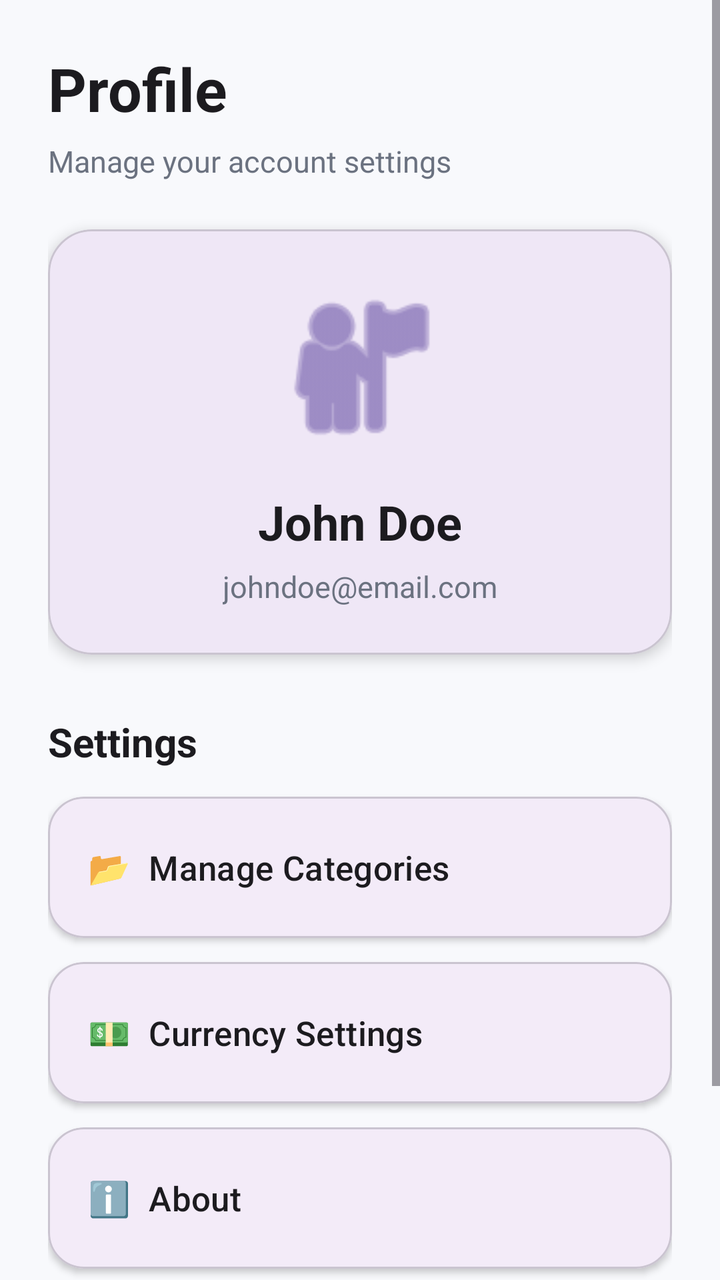
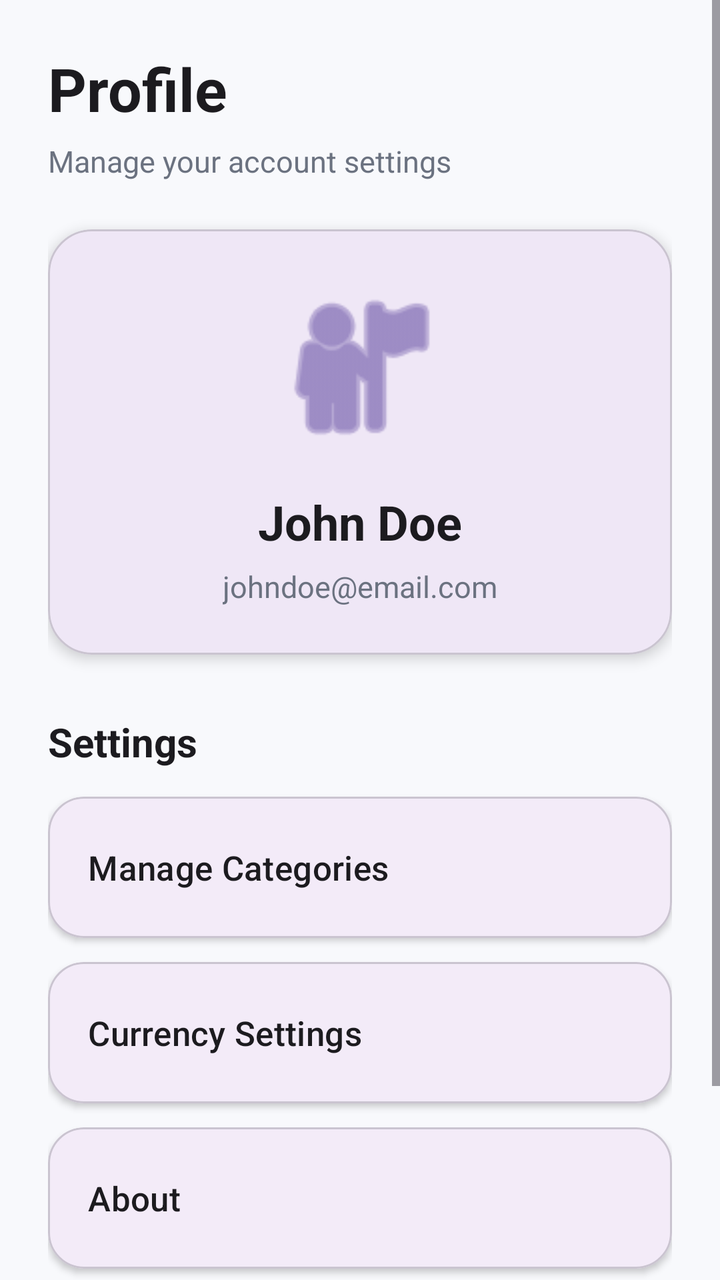

Before-and-after screenshots of an Android layout around one commit, followed by the original layout XML and the change that was made.
<!-- AndroidManifest.xml: application theme Theme.MOBDEVE_MCO -->
<!-- res/layout/profile_activity.xml -->
<?xml version="1.0" encoding="utf-8"?>
<ScrollView xmlns:android="http://schemas.android.com/apk/res/android"
    xmlns:app="http://schemas.android.com/apk/res-auto"
    android:layout_width="match_parent"
    android:layout_height="match_parent"
    android:background="#F8F9FC">

    <LinearLayout
        android:layout_width="match_parent"
        android:layout_height="wrap_content"
        android:orientation="vertical"
        android:padding="24dp">

        

        <TextView
            android:layout_width="wrap_content"
            android:layout_height="wrap_content"
            android:text="Profile"
            android:textSize="30sp"
            android:textStyle="bold"
            android:textColor="#1C1B1F"/>

        <TextView
            android:layout_width="wrap_content"
            android:layout_height="wrap_content"
            android:text="Manage your account settings"
            android:textColor="#6B7280"
            android:textSize="15sp"
            android:layout_marginTop="6dp"
            android:layout_marginBottom="24dp"/>

        

        <com.google.android.material.card.MaterialCardView
            android:layout_width="match_parent"
            android:layout_height="wrap_content"
            app:cardCornerRadius="22dp"
            app:cardElevation="4dp">

            <LinearLayout
                android:layout_width="match_parent"
                android:layout_height="wrap_content"
                android:orientation="vertical"
                android:gravity="center"
                android:padding="24dp">

                <ImageView
                    android:layout_width="90dp"
                    android:layout_height="90dp"
                    android:src="@android:drawable/ic_menu_myplaces"
                    android:tint="#6750A4"/>

                <TextView
                    android:layout_width="wrap_content"
                    android:layout_height="wrap_content"
                    android:text="John Doe"
                    android:textSize="24sp"
                    android:textStyle="bold"
                    android:textColor="#1C1B1F"
                    android:layout_marginTop="16dp"/>

                <TextView
                    android:layout_width="wrap_content"
                    android:layout_height="wrap_content"
                    android:text="johndoe@email.com"
                    android:textColor="#6B7280"
                    android:textSize="15sp"
                    android:layout_marginTop="6dp"/>

            </LinearLayout>

        </com.google.android.material.card.MaterialCardView>

        

        <TextView
            android:layout_width="wrap_content"
            android:layout_height="wrap_content"
            android:text="Settings"
            android:textSize="20sp"
            android:textStyle="bold"
            android:textColor="#1C1B1F"
            android:layout_marginTop="30dp"
            android:layout_marginBottom="14dp"/>

        

        <com.google.android.material.card.MaterialCardView
            android:layout_width="match_parent"
            android:layout_height="wrap_content"
            android:layout_marginBottom="12dp"
            app:cardCornerRadius="18dp"
            app:cardElevation="2dp">

            <Button
                android:id="@+id/btnManageCategories"
                android:layout_width="match_parent"
                android:layout_height="wrap_content"
                android:background="@android:color/transparent"
                android:text="📂  Manage Categories"
                android:textAllCaps="false"
                android:textColor="#1C1B1F"
                android:textSize="17sp"
                android:gravity="start|center_vertical"
                android:padding="20dp"/>

        </com.google.android.material.card.MaterialCardView>

        

        <com.google.android.material.card.MaterialCardView
            android:layout_width="match_parent"
            android:layout_height="wrap_content"
            android:layout_marginBottom="12dp"
            app:cardCornerRadius="18dp"
            app:cardElevation="2dp">

            <Button
                android:id="@+id/btnCurrency"
                android:layout_width="match_parent"
                android:layout_height="wrap_content"
                android:background="@android:color/transparent"
                android:text="💵  Currency Settings"
                android:textAllCaps="false"
                android:textColor="#1C1B1F"
                android:textSize="17sp"
                android:gravity="start|center_vertical"
                android:padding="20dp"/>

        </com.google.android.material.card.MaterialCardView>

        

        <com.google.android.material.card.MaterialCardView
            android:layout_width="match_parent"
            android:layout_height="wrap_content"
            android:layout_marginBottom="12dp"
            app:cardCornerRadius="18dp"
            app:cardElevation="2dp">

            <Button
                android:id="@+id/btnAbout"
                android:layout_width="match_parent"
                android:layout_height="wrap_content"
                android:background="@android:color/transparent"
                android:text="ℹ️  About"
                android:textAllCaps="false"
                android:textColor="#1C1B1F"
                android:textSize="17sp"
                android:gravity="start|center_vertical"
                android:padding="20dp"/>

        </com.google.android.material.card.MaterialCardView>

        

        <com.google.android.material.button.MaterialButton
            android:id="@+id/btnLogout"
            android:layout_width="match_parent"
            android:layout_height="56dp"
            android:layout_marginTop="28dp"
            android:text="Log Out"
            android:textAllCaps="false"
            android:textSize="16sp"
            app:cornerRadius="18dp"
            app:backgroundTint="#E53935"/>

    </LinearLayout>

</ScrollView>
<!-- resources referenced by this layout -->
<resources>
  <style name="Theme.MOBDEVE_MCO" parent="Base.Theme.MOBDEVE_MCO" />
  <style name="Base.Theme.MOBDEVE_MCO" parent="Theme.Material3.DayNight.NoActionBar">
          
          
      </style>
</resources>

<!-- the commit's change to res/layout/profile_activity.xml (unified diff, before → after) -->
@@ -3,7 +3,7 @@
     xmlns:app="http://schemas.android.com/apk/res-auto"
     android:layout_width="match_parent"
     android:layout_height="match_parent"
-    android:background="#F8F9FC">
+    android:background="@color/background">
 
     <LinearLayout
         android:layout_width="match_parent"
@@ -11,27 +11,24 @@
         android:orientation="vertical"
         android:padding="24dp">
 
-        
+        <TextView
+            android:layout_width="wrap_content"
+            android:layout_height="wrap_content"
+            android:text="Profile"
+            android:textColor="@color/textPrimary"
+            android:textSize="30sp"
+            android:textStyle="bold" />
 
         <TextView
             android:layout_width="wrap_content"
             android:layout_height="wrap_content"
-            android:text="Profile"
-            android:textSize="30sp"
-            android:textStyle="bold"
-            android:textColor="#1C1B1F"/>
-
-        <TextView
-            android:layout_width="wrap_content"
-            android:layout_height="wrap_content"
+            android:layout_marginTop="6dp"
+            android:layout_marginBottom="24dp"
             android:text="Manage your account settings"
-            android:textColor="#6B7280"
-            android:textSize="15sp"
-            android:layout_marginTop="6dp"
-            android:layout_marginBottom="24dp"/>
+            android:textColor="@color/textSecondary"
+            android:textSize="15sp" />
 
         
-
         <com.google.android.material.card.MaterialCardView
             android:layout_width="match_parent"
             android:layout_height="wrap_content"
@@ -41,51 +38,46 @@
             <LinearLayout
                 android:layout_width="match_parent"
                 android:layout_height="wrap_content"
+                android:gravity="center"
                 android:orientation="vertical"
-                android:gravity="center"
                 android:padding="24dp">
 
                 <ImageView
                     android:layout_width="90dp"
                     android:layout_height="90dp"
                     android:src="@android:drawable/ic_menu_myplaces"
-                    android:tint="#6750A4"/>
+                    android:tint="@color/primary" />
 
                 <TextView
                     android:layout_width="wrap_content"
                     android:layout_height="wrap_content"
+                    android:layout_marginTop="16dp"
                     android:text="John Doe"
+                    android:textColor="@color/textPrimary"
                     android:textSize="24sp"
-                    android:textStyle="bold"
-                    android:textColor="#1C1B1F"
-                    android:layout_marginTop="16dp"/>
+                    android:textStyle="bold" />
 
                 <TextView
                     android:layout_width="wrap_content"
                     android:layout_height="wrap_content"
+                    android:layout_marginTop="6dp"
                     android:text="johndoe@email.com"
-                    android:textColor="#6B7280"
-                    android:textSize="15sp"
-                    android:layout_marginTop="6dp"/>
-
+                    android:textColor="@color/textSecondary"
+                    android:textSize="15sp" />
             </LinearLayout>
-
         </com.google.android.material.card.MaterialCardView>
-
-        
 
         <TextView
             android:layout_width="wrap_content"
             android:layout_height="wrap_content"
+            android:layout_marginTop="30dp"
+            android:layout_marginBottom="14dp"
             android:text="Settings"
+            android:textColor="@color/textPrimary"
             android:textSize="20sp"
-            android:textStyle="bold"
-            android:textColor="#1C1B1F"
-            android:layout_marginTop="30dp"
-            android:layout_marginBottom="14dp"/>
+            android:textStyle="bold" />
 
         
-
         <com.google.android.material.card.MaterialCardView
             android:layout_width="match_parent"
             android:layout_height="wrap_content"
@@ -98,16 +90,13 @@
                 android:layout_width="match_parent"
                 android:layout_height="wrap_content"
                 android:background="@android:color/transparent"
-                android:text="📂  Manage Categories"
+                android:gravity="start|center_vertical"
+                android:padding="20dp"
+                android:text="Manage Categories"
                 android:textAllCaps="false"
-                android:textColor="#1C1B1F"
-                android:textSize="17sp"
-                android:gravity="start|center_vertical"
-                android:padding="20dp"/>
-
+                android:textColor="@color/textPrimary"
+                android:textSize="17sp" />
         </com.google.android.material.card.MaterialCardView>
-
-        
 
         <com.google.android.material.card.MaterialCardView
             android:layout_width="match_parent"
@@ -121,16 +110,13 @@
                 android:layout_width="match_parent"
                 android:layout_height="wrap_content"
                 android:background="@android:color/transparent"
-                android:text="💵  Currency Settings"
+                android:gravity="start|center_vertical"
+                android:padding="20dp"
+                android:text="Currency Settings"
                 android:textAllCaps="false"
-                android:textColor="#1C1B1F"
-                android:textSize="17sp"
-                android:gravity="start|center_vertical"
-                android:padding="20dp"/>
-
+                android:textColor="@color/textPrimary"
+                android:textSize="17sp" />
         </com.google.android.material.card.MaterialCardView>
-
-        
 
         <com.google.android.material.card.MaterialCardView
             android:layout_width="match_parent"
@@ -144,16 +130,13 @@
                 android:layout_width="match_parent"
                 android:layout_height="wrap_content"
                 android:background="@android:color/transparent"
-                android:text="ℹ️  About"
+                android:gravity="start|center_vertical"
+                android:padding="20dp"
+                android:text="About"
                 android:textAllCaps="false"
-                android:textColor="#1C1B1F"
-                android:textSize="17sp"
-                android:gravity="start|center_vertical"
-                android:padding="20dp"/>
-
+                android:textColor="@color/textPrimary"
+                android:textSize="17sp" />
         </com.google.android.material.card.MaterialCardView>
-
-        
 
         <com.google.android.material.button.MaterialButton
             android:id="@+id/btnLogout"
@@ -163,9 +146,7 @@
             android:text="Log Out"
             android:textAllCaps="false"
             android:textSize="16sp"
-            app:cornerRadius="18dp"
-            app:backgroundTint="#E53935"/>
-
+            app:backgroundTint="@color/danger"
+            app:cornerRadius="18dp" />
     </LinearLayout>
-
 </ScrollView>
<!-- resource entries referenced after the edit -->
@@ -1,5 +1,10 @@
 <!-- resources referenced by this layout -->
 <resources>
+  <color name="background">#F8F9FC</color>
+  <color name="danger">#F44336</color>
+  <color name="primary">#6750A4</color>
+  <color name="textPrimary">#1C1B1F</color>
+  <color name="textSecondary">#6B7280</color>
   <style name="Theme.MOBDEVE_MCO" parent="Base.Theme.MOBDEVE_MCO" />
   <style name="Base.Theme.MOBDEVE_MCO" parent="Theme.Material3.DayNight.NoActionBar">
           
